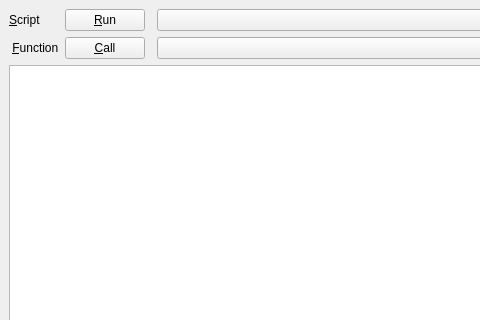
The window that script-engine/qjs/src/mainwindow.ui (Scanframe/sf-mod-app) describes before a commit, drawn with Qt 5; both pictures show x 0 to 480 and y 0 to 320 of the 695 by 490 pixel window.
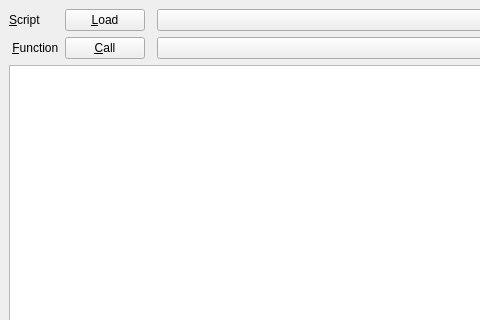
The same window after the commit. Icons and pictures are not drawn.

```diff
--- a/script-engine/qjs/src/mainwindow.ui
+++ b/script-engine/qjs/src/mainwindow.ui
@@ -46,7 +46,7 @@
        <number>-1</number>
       </property>
       <property name="text">
-       <string extracomment="Find libraries that can be loaded.">&amp;Run</string>
+       <string extracomment="Find libraries that can be loaded.">&amp;Load</string>
       </property>
       <property name="icon">
        <iconset resource="../../../com/misc/resource/resource.qrc">
```
Left out of the diff: 7 changed lines with no effect on the pictures.
